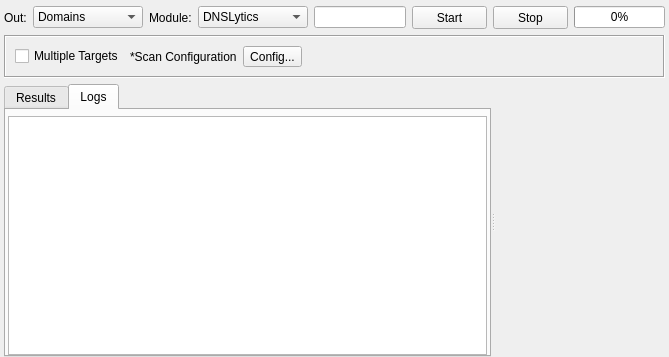
This is sub3suite/src/enums/mx/MXEnum.ui in 3nock/OTE as Qt 5 draws it before an edit. The edited form follows.
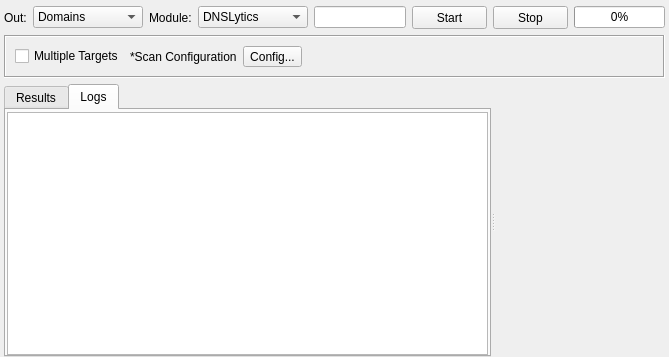
This is the edited form. The open tabs and pages were chosen to show the change. Custom widgets are drawn as their Qt base class.

Commit message: refactored ASN Enum

Patch:
```diff
--- a/sub3suite/src/enums/mx/MXEnum.ui
+++ b/sub3suite/src/enums/mx/MXEnum.ui
@@ -319,13 +319,13 @@
        </attribute>
        <layout class="QVBoxLayout" name="verticalLayout_3">
         <property name="leftMargin">
-         <number>2</number>
+         <number>1</number>
         </property>
         <property name="topMargin">
-         <number>6</number>
+         <number>2</number>
         </property>
         <property name="rightMargin">
-         <number>2</number>
+         <number>1</number>
         </property>
         <property name="bottomMargin">
          <number>0</number>
```
The commit also changes 15 other files.
